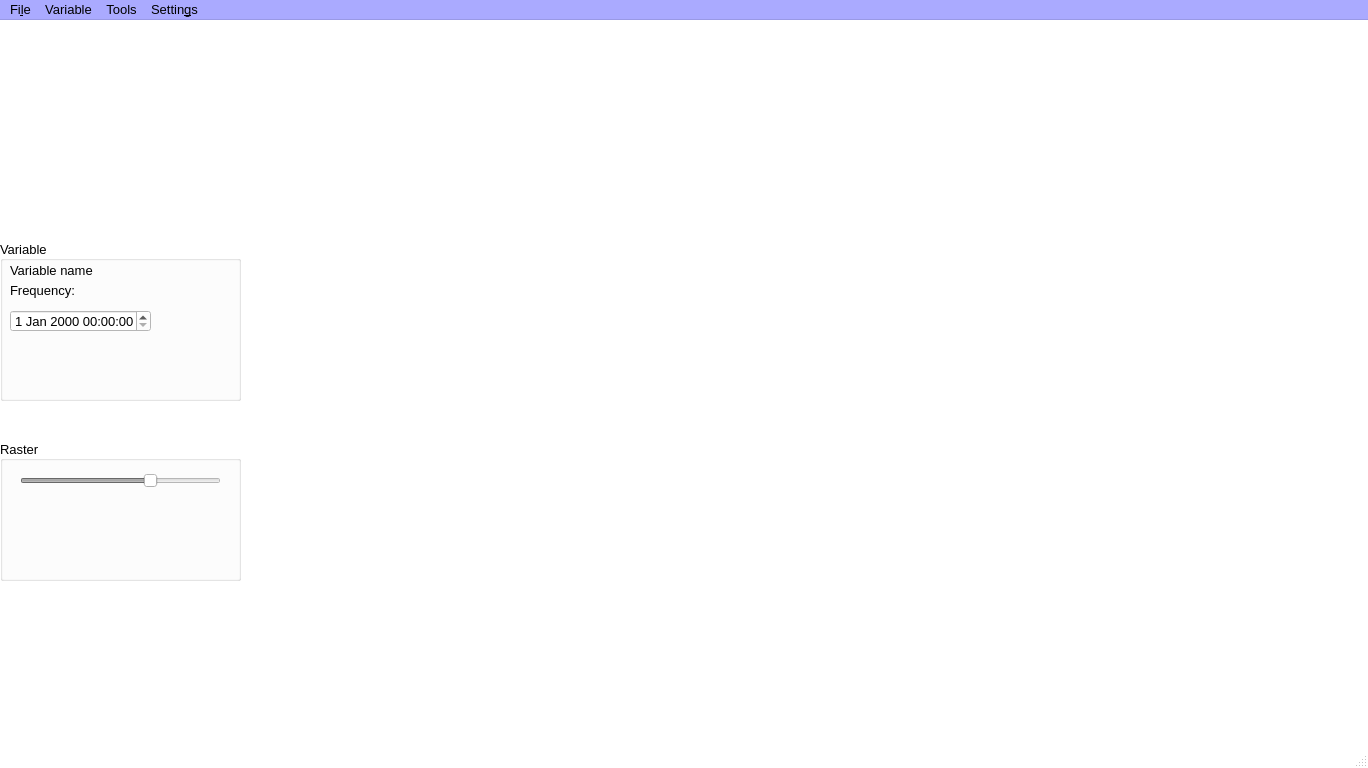
Above: PRAGA/mainwindow.ui from gaowudao/CRITERIA3D before the change. Below: the same form after it.
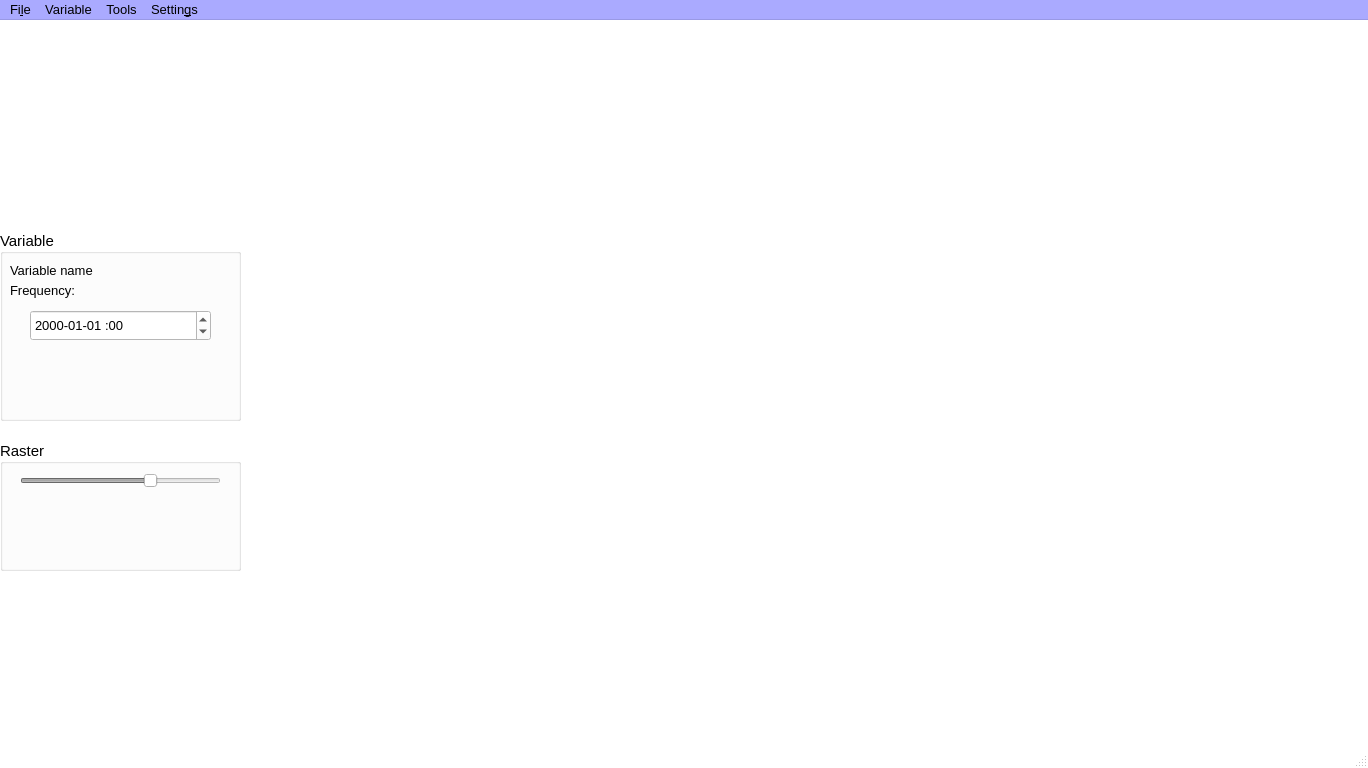
That is the form after the change.

Patch:
```diff
--- a/PRAGA/mainwindow.ui
+++ b/PRAGA/mainwindow.ui
@@ -479,7 +479,7 @@
       <x>0</x>
       <y>420</y>
       <width>241</width>
-      <height>141</height>
+      <height>131</height>
      </rect>
     </property>
     <property name="palette">
@@ -899,7 +899,7 @@
     </property>
     <property name="font">
      <font>
-      <pointsize>10</pointsize>
+      <pointsize>11</pointsize>
      </font>
     </property>
     <property name="autoFillBackground">
@@ -960,6 +960,11 @@
        <height>50</height>
       </rect>
      </property>
+     <property name="font">
+      <font>
+       <pointsize>10</pointsize>
+      </font>
+     </property>
      <property name="toolTip">
       <string>Raster colors</string>
      </property>
@@ -969,9 +974,9 @@
     <property name="geometry">
      <rect>
       <x>0</x>
-      <y>220</y>
+      <y>210</y>
       <width>241</width>
-      <height>161</height>
+      <height>191</height>
      </rect>
     </property>
     <property name="palette">
@@ -1391,8 +1396,7 @@
     </property>
     <property name="font">
      <font>
-      <pointsize>10</pointsize>
-      <italic>false</italic>
+      <pointsize>11</pointsize>
      </font>
     </property>
     <property name="autoFillBackground">
@@ -1404,15 +1408,20 @@
     <property name="alignment">
      <set>Qt::AlignLeading|Qt::AlignLeft|Qt::AlignVCenter</set>
     </property>
-    <widget class="QWidget" name="widgetColorLegendVariable" native="true">
+    <widget class="QWidget" name="widgetColorLegendPoints" native="true">
      <property name="geometry">
       <rect>
        <x>0</x>
-       <y>100</y>
+       <y>130</y>
        <width>241</width>
-       <height>50</height>
+       <height>51</height>
       </rect>
      </property>
+     <property name="font">
+      <font>
+       <pointsize>10</pointsize>
+      </font>
+     </property>
      <property name="toolTip">
       <string>Variable colors</string>
      </property>
@@ -1421,7 +1430,7 @@
      <property name="geometry">
       <rect>
        <x>10</x>
-       <y>20</y>
+       <y>30</y>
        <width>211</width>
        <height>21</height>
       </rect>
@@ -1463,6 +1472,11 @@
        </disabled>
       </palette>
      </property>
+     <property name="font">
+      <font>
+       <pointsize>10</pointsize>
+      </font>
+     </property>
      <property name="text">
       <string>Variable name</string>
      </property>
@@ -1471,7 +1485,7 @@
      <property name="geometry">
       <rect>
        <x>10</x>
-       <y>40</y>
+       <y>50</y>
        <width>201</width>
        <height>21</height>
       </rect>
@@ -1488,10 +1502,10 @@
     <widget class="QDateTimeEdit" name="dateTimeEdit">
      <property name="geometry">
       <rect>
-       <x>10</x>
-       <y>70</y>
-       <width>141</width>
-       <height>22</height>
+       <x>30</x>
+       <y>80</y>
+       <width>181</width>
+       <height>31</height>
       </rect>
      </property>
      <property name="palette">
@@ -1531,6 +1545,14 @@
        </disabled>
       </palette>
      </property>
+     <property name="font">
+      <font>
+       <pointsize>10</pointsize>
+      </font>
+     </property>
+     <property name="displayFormat">
+      <string>yyyy-MM-dd :HH</string>
+     </property>
     </widget>
    </widget>
   </widget>
@@ -1540,7 +1562,7 @@
      <x>0</x>
      <y>0</y>
      <width>1368</width>
-     <height>21</height>
+     <height>26</height>
     </rect>
    </property>
    <property name="palette">
```
